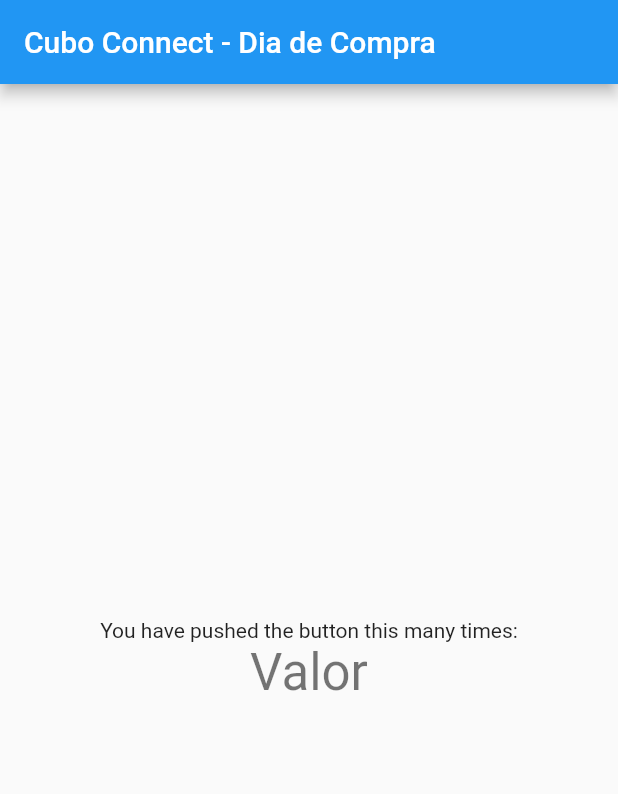
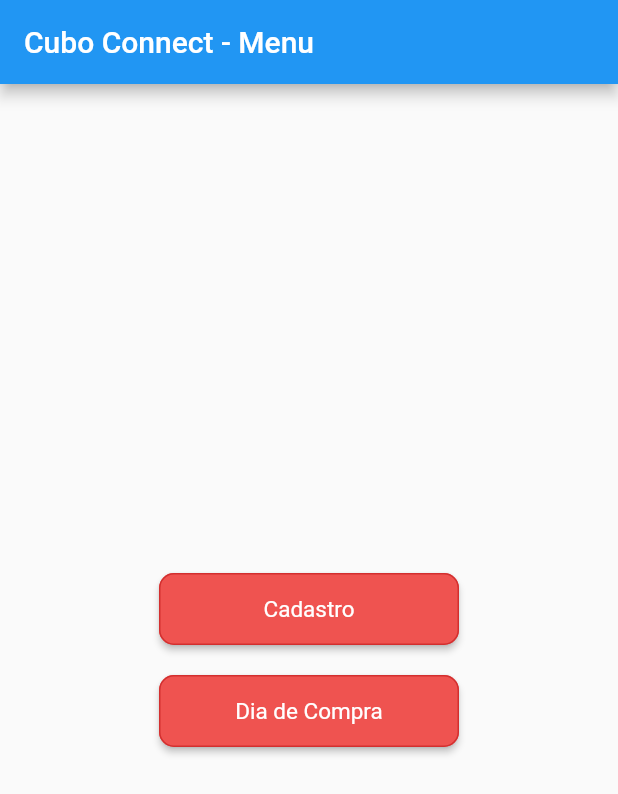
Before and after one commit to italoctb/cubo-connect-test, a Flutter app: the screen it shows after launch, on a phone screen of 412 x 824 dp. Shown: the top 794 px of the screen. Run offline on Flutter 3.47's test engine with Material 2 defaults, Android fonts, the phone set to English and light mode, and no system bars; our stand-ins replace get.

Commit message:
Criando Função Cadastro e definindo rotas

```diff
--- a/lib/config/app_routes.dart
+++ b/lib/config/app_routes.dart
@@ -1,3 +1,6 @@
+import 'package:cubo_connect/views/cadastro_view.dart';
+import 'package:cubo_connect/views/criar_lista_de_compra_view.dart';
+import 'package:cubo_connect/views/dia_de_compra_view.dart';
 import 'package:cubo_connect/views/menu_view.dart';
 import 'package:cubo_connect/views/splash_view.dart';
 import 'package:get/get.dart';
@@ -24,20 +27,20 @@ abstract class AppRoutes {
         page: () => const Menu(),
         transition: Transition.fadeIn,
         transitionDuration: const Duration(milliseconds: 700)),
-    /*GetPage(
+    GetPage(
         name: Routes.diaDeCompra,
-        page: () => DiadeCompra(),
-        transition: Transition.fade,
+        page: () => DiaDeCompra(),
+        transition: Transition.native,
         transitionDuration: const Duration(milliseconds: 700)),
     GetPage(
         name: Routes.cadastro,
         page: () => Cadastro(),
-        transition: Transition.fade,
+        transition: Transition.native,
         transitionDuration: const Duration(milliseconds: 700)),
     GetPage(
         name: Routes.criarListadeCompras,
         page: () => CriarListaDeCompras(),
         transition: Transition.native,
-        transitionDuration: const Duration(seconds: 1)),*/
+        transitionDuration: const Duration(seconds: 1)),
   ];
 }
--- a/lib/main.dart
+++ b/lib/main.dart
@@ -1,4 +1,5 @@
 import 'package:cubo_connect/config/app_routes.dart';
+import 'package:cubo_connect/controllers/app_controller.dart';
 import 'package:flutter/material.dart';
 import 'package:get/get.dart';
 
@@ -11,6 +12,7 @@ class MyApp extends StatelessWidget {
 
   @override
   Widget build(BuildContext context) {
+    AppController controller = Get.put(AppController());
     return GetMaterialApp(
       title: "Teste - CuboConnect",
       defaultTransition: Transition.cupertino,
--- a/lib/views/menu_view.dart
+++ b/lib/views/menu_view.dart
@@ -1,4 +1,7 @@
+import 'package:cubo_connect/config/app_routes.dart';
+import 'package:cubo_connect/views/widgets/botao_padrao_widget.dart';
 import 'package:flutter/material.dart';
+import 'package:get/get.dart';
 
 class Menu extends StatelessWidget {
   const Menu({Key? key}) : super(key: key);
@@ -8,18 +11,22 @@ class Menu extends StatelessWidget {
   Widget build(BuildContext context) {
     return Scaffold(
       appBar: AppBar(
-        title: const Text("Cubo Connect - Dia de Compra"),
+        title: const Text("Cubo Connect - Menu"),
       ),
       body: Center(
         child: Column(
           mainAxisAlignment: MainAxisAlignment.center,
           children: <Widget>[
-            const Text(
-              'You have pushed the button this many times:',
+            BotaoPadrao(
+              text: "Cadastro",
+              onPressed: () => Get.toNamed(Routes.cadastro),
             ),
-            Text(
-              "Valor",
-              style: Theme.of(context).textTheme.headline4,
+            const SizedBox(
+              height: 20,
+            ),
+            BotaoPadrao(
+              text: "Dia de Compra",
+              onPressed: () => Get.toNamed(Routes.diaDeCompra),
             ),
           ],
         ),
--- /dev/null
+++ b/lib/views/widgets/botao_padrao_widget.dart
@@ -0,0 +1,31 @@
+// ignore_for_file: must_be_immutable
+
+import 'package:flutter/material.dart';
+
+class BotaoPadrao extends StatelessWidget {
+  String text;
+  void Function()? onPressed;
+  BotaoPadrao({Key? key, required this.text, required this.onPressed})
+      : super(key: key);
+
+  @override
+  Widget build(BuildContext context) {
+    return SizedBox(
+      width: 200,
+      child: ElevatedButton(
+        child: Text(text),
+        onPressed: onPressed,
+        style: ButtonStyle(
+            backgroundColor: MaterialStateProperty.all(Colors.red[400]),
+            padding: MaterialStateProperty.all(
+                const EdgeInsets.symmetric(vertical: 15)),
+            shape: MaterialStateProperty.all<RoundedRectangleBorder>(
+                RoundedRectangleBorder(
+                    borderRadius: BorderRadius.circular(10.0),
+                    side: BorderSide(color: Colors.red.shade700))),
+            textStyle: MaterialStateProperty.all<TextStyle>(
+                const TextStyle(fontSize: 15))),
+      ),
+    );
+  }
+}
```
Also changed, not shown: lib/views/cadastro_view.dart (+93 -0 lines).
